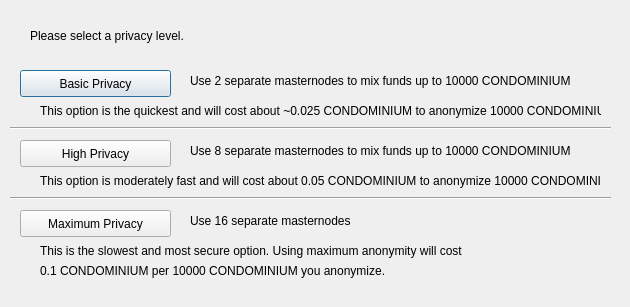
The window that src/qt/forms/obfuscationconfig.ui (goldprogr/ascoin) describes before a commit, drawn with Qt 5.
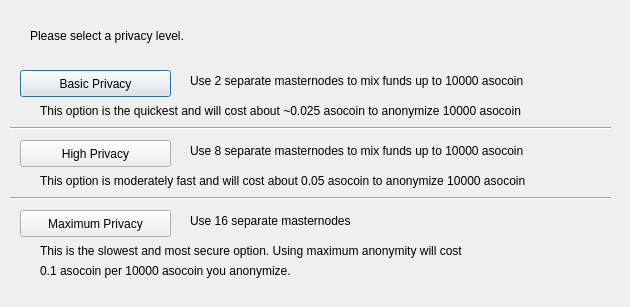
The same window after the commit.

```diff
--- a/src/qt/forms/obfuscationconfig.ui
+++ b/src/qt/forms/obfuscationconfig.ui
@@ -75,7 +75,7 @@
     </rect>
    </property>
    <property name="text">
-    <string>Use 2 separate masternodes to mix funds up to 10000 CONDOMINIUM</string>
+    <string>Use 2 separate masternodes to mix funds up to 10000 asocoin</string>
    </property>
   </widget>
   <widget class="QLabel" name="label_3">
@@ -88,7 +88,7 @@
     </rect>
    </property>
    <property name="text">
-    <string>Use 8 separate masternodes to mix funds up to 10000 CONDOMINIUM</string>
+    <string>Use 8 separate masternodes to mix funds up to 10000 asocoin</string>
    </property>
   </widget>
   <widget class="QLabel" name="label_4">
@@ -114,7 +114,7 @@
     </rect>
    </property>
    <property name="text">
-    <string>This option is the quickest and will cost about ~0.025 CONDOMINIUM to anonymize 10000 CONDOMINIUM</string>
+    <string>This option is the quickest and will cost about ~0.025 asocoin to anonymize 10000 asocoin</string>
    </property>
   </widget>
   <widget class="QLabel" name="label_7">
@@ -127,7 +127,7 @@
     </rect>
    </property>
    <property name="text">
-    <string>This option is moderately fast and will cost about 0.05 CONDOMINIUM to anonymize 10000 CONDOMINIUM</string>
+    <string>This option is moderately fast and will cost about 0.05 asocoin to anonymize 10000 asocoin</string>
    </property>
   </widget>
   <widget class="QLabel" name="label_8">
@@ -153,7 +153,7 @@
     </rect>
    </property>
    <property name="text">
-    <string>0.1 CONDOMINIUM per 10000 CONDOMINIUM you anonymize.</string>
+    <string>0.1 asocoin per 10000 asocoin you anonymize.</string>
    </property>
   </widget>
   <widget class="Line" name="line">
```
